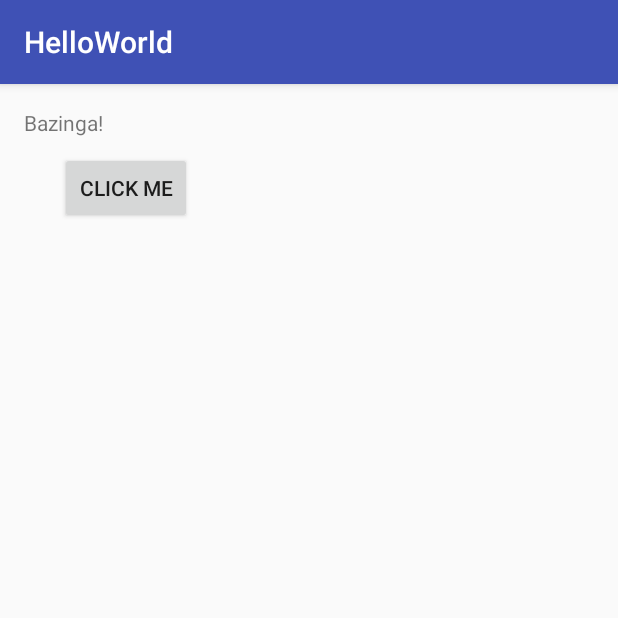
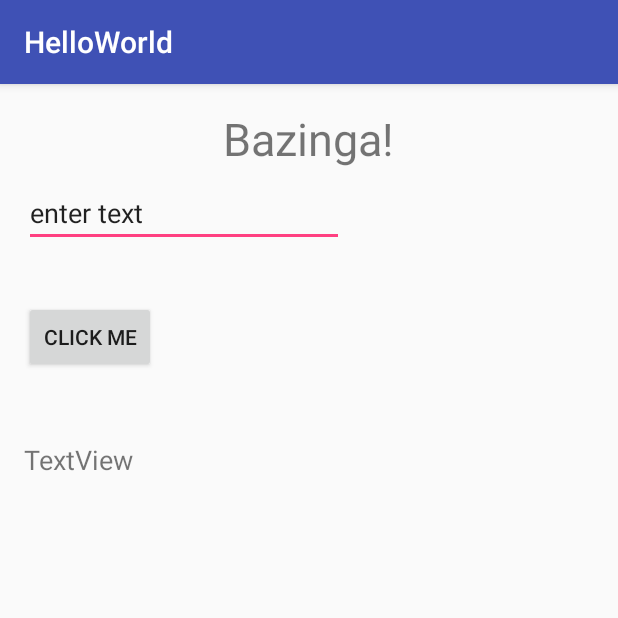
Before and after one commit to thajdu1/bazingaTizen, an Android app: the screen it shows after launch (MainActivity), on a phone screen of 412 x 824 dp, the top half of it. Run offline under Robolectric (Android 15) with nearby library versions, the phone set to English and light mode, and no system bars.

Commit message:
Android app prototype

```diff
--- a/AndroidNative/HelloWorld/app/src/main/java/com/example/zrust/helloworld/MainActivity.java
+++ b/AndroidNative/HelloWorld/app/src/main/java/com/example/zrust/helloworld/MainActivity.java
@@ -2,6 +2,8 @@ package com.example.zrust.helloworld;
 
 import android.support.v7.app.AppCompatActivity;
 import android.os.Bundle;
+import android.view.*;
+import android.widget.*;
 
 public class MainActivity extends AppCompatActivity {
 
@@ -11,7 +13,10 @@ public class MainActivity extends AppCompatActivity {
         setContentView(R.layout.activity_main);
     }
 
-    void buttonOnClick(android.view.View view){
+    void buttonOnClick(View view){
         System.out.println("You clicked me! :)");
+        TextView textView3 = (TextView) findViewById(R.id.textView3);
+        EditText text = (EditText) findViewById(R.id.editText);
+        textView3.setText(text.getText());
     }
 }
--- a/AndroidNative/HelloWorld/app/src/main/res/layout/activity_main.xml
+++ b/AndroidNative/HelloWorld/app/src/main/res/layout/activity_main.xml
@@ -11,18 +11,41 @@
     tools:context="com.example.zrust.helloworld.MainActivity">
 
     <TextView
+        android:text="TextView"
         android:layout_width="wrap_content"
         android:layout_height="wrap_content"
-        android:text="Bazinga!" />
+        android:id="@+id/textView3"
+        android:layout_marginTop="45dp"
+        android:textSize="18sp"
+        android:layout_below="@+id/button"
+        android:layout_alignParentStart="true" />
 
     <Button
         android:text="Click me"
         android:layout_width="wrap_content"
         android:layout_height="wrap_content"
-        android:layout_marginStart="24dp"
-        android:layout_marginTop="29dp"
+        android:layout_marginTop="36dp"
         android:id="@+id/button"
-        android:layout_below="@+id/textView"
-        android:layout_alignParentStart="true"
-        android:onClick="buttonOnClick" />
+        android:onClick="buttonOnClick"
+        android:layout_below="@+id/editText"
+        android:layout_alignParentStart="true" />
+
+    <TextView
+        android:layout_width="wrap_content"
+        android:layout_height="wrap_content"
+        android:text="Bazinga!"
+        android:textSize="30sp"
+        android:layout_alignParentTop="true"
+        android:layout_centerHorizontal="true" />
+
+    <EditText
+        android:layout_width="wrap_content"
+        android:layout_height="wrap_content"
+        android:inputType="text"
+        android:text="enter text"
+        android:ems="10"
+        android:id="@+id/editText"
+        android:layout_marginTop="47dp"
+        android:layout_below="@+id/textView4"
+        android:layout_alignParentStart="true" />
 </RelativeLayout>
```
